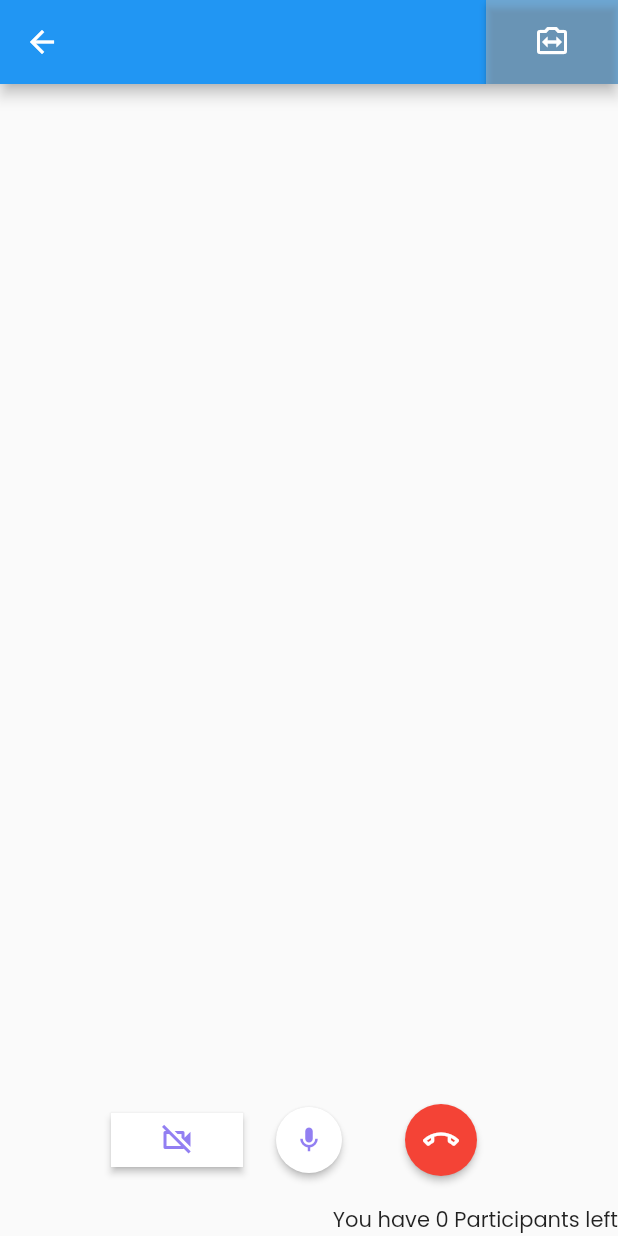
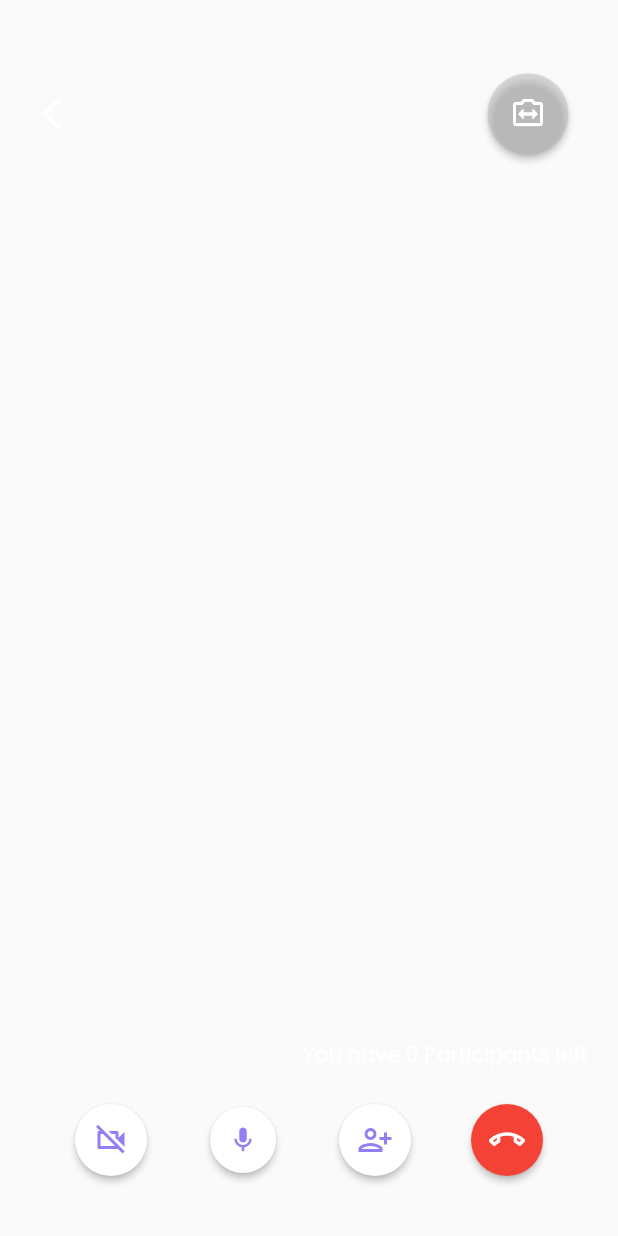
Before and after one commit to tobySolutions/super_app_flutter, a Flutter app: the CallPage screen opened directly, on a phone screen of 412 x 824 dp. Run offline on Flutter 3.47's test engine with Material 2 defaults, Android fonts, the light colour scheme and no system bars; our stand-ins replace equatable, flutter_svg, google_fonts, hexcolor, permission_handler; missing offline and left inert: agora_rtc_engine; statements that could not run were skipped.

Commit message:
Progress on Video call UI

```diff
--- a/lib/video_call/pages/call.dart
+++ b/lib/video_call/pages/call.dart
@@ -20,7 +20,7 @@ class _CallPageState extends State<CallPage> {
   late RtcEngine _engine;
 
   @override
-  void initState() async {
+  void initState() {
     super.initState();
     initialize();
   }
@@ -133,7 +133,9 @@ class _CallPageState extends State<CallPage> {
         children: <Widget>[
           RawMaterialButton(
             onPressed: () {},
+            shape: const CircleBorder(),
             fillColor: white,
+            padding: const EdgeInsets.all(12),
             child: Icon(
               Icons.videocam_off_outlined,
               color: purple,
@@ -157,6 +159,16 @@ class _CallPageState extends State<CallPage> {
             ),
           ),
           RawMaterialButton(
+            onPressed: () {},
+            shape: const CircleBorder(),
+            fillColor: white,
+            padding: const EdgeInsets.all(12),
+            child: Icon(
+              Icons.person_add_alt,
+              color: purple,
+            ),
+          ),
+          RawMaterialButton(
             onPressed: () {
               Navigator.pop(context);
             },
@@ -174,12 +186,15 @@ class _CallPageState extends State<CallPage> {
     );
   }
 
+// gives info on amount of participants in the call
   Widget _panel() {
     return Visibility(
       child: Container(
         alignment: Alignment.bottomRight,
+        padding: const EdgeInsets.fromLTRB(0, 0, 20, 110),
         child: Text(
           "You have ${_users.length} Participants left",
+          style: TextStyle(color: white),
         ),
       ),
     );
@@ -188,22 +203,36 @@ class _CallPageState extends State<CallPage> {
   @override
   Widget build(BuildContext context) {
     return Scaffold(
-      appBar: AppBar(
-        centerTitle: true,
-        actions: [
-          RawMaterialButton(
-            onPressed: () {
-              _engine.switchCamera();
-            },
-            fillColor: const Color.fromRGBO(186, 186, 186, 0.5),
-            child: const Icon(Icons.switch_camera_outlined),
-          )
-        ],
-      ),
       body: Center(
         child: Stack(
           children: [
             _viewRows(),
+            Container(
+              alignment: Alignment.topCenter,
+              padding: const EdgeInsets.symmetric(vertical: 48),
+              child: ListTile(
+                leading: IconButton(
+                    onPressed: () {
+                      Navigator.pop(context);
+                    },
+                    icon: Icon(
+                      Icons.arrow_back_ios,
+                      color: white,
+                    )),
+                trailing: MaterialButton(
+                  color: const Color.fromRGBO(186, 186, 186, 0.5),
+                  onPressed: () {
+                    _engine.switchCamera();
+                  },
+                  padding: const EdgeInsets.all(15),
+                  shape: const CircleBorder(),
+                  child: Icon(
+                    Icons.switch_camera_outlined,
+                    color: white,
+                  ),
+                ),
+              ),
+            ),
             _panel(),
             _toolbar(),
           ],
```
